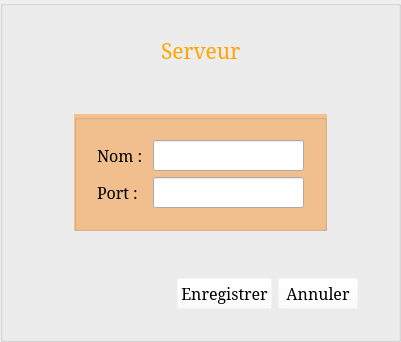
Old version of the form StreetCar/StreetCar/ServerOption.ui in the repository paboccard/Projet_Prog_Jeu.
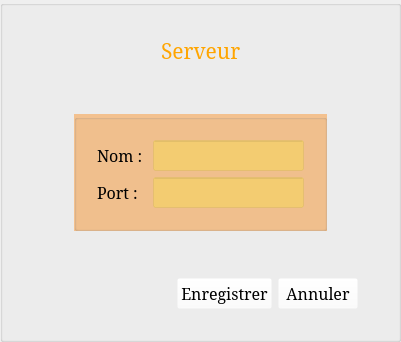
New version of the form. Icons and pictures are not drawn.

The edit to the form file:
```diff
--- a/StreetCar/StreetCar/ServerOption.ui
+++ b/StreetCar/StreetCar/ServerOption.ui
@@ -133,7 +133,10 @@
            <string notr="true">#groupBoxServer {
 	background-color: rgba(255,128, 0, 100);
 }
-</string>
+
+QLineEdit {
+	background-color:rgba(255,255,0, 50);
+}</string>
           </property>
           <property name="title">
            <string/>
```
Left out of the diff: 33 changed lines with no effect on the pictures.
